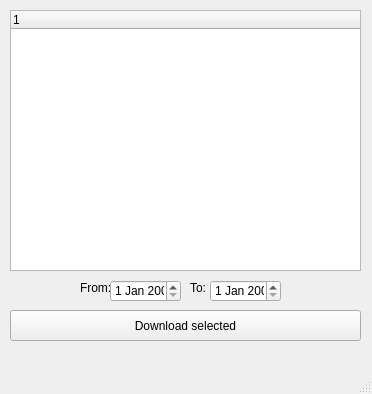
Old version of the form downloader.ui in the repository bcrdh/Downloader.
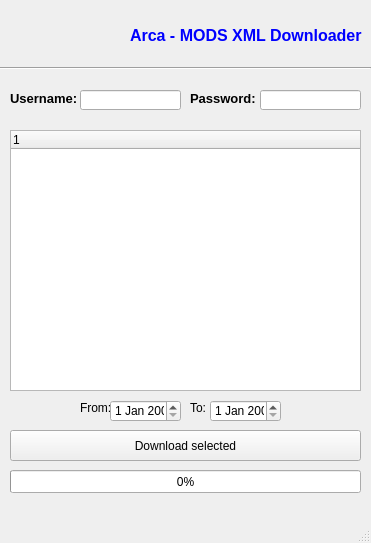
New version of the form. Icons and pictures are not drawn.

Diff of the .ui file:
```diff
--- a/downloader.ui
+++ b/downloader.ui
@@ -6,8 +6,8 @@
    <rect>
     <x>0</x>
     <y>0</y>
-    <width>372</width>
-    <height>394</height>
+    <width>371</width>
+    <height>543</height>
    </rect>
   </property>
   <property name="windowTitle">
@@ -18,7 +18,7 @@
     <property name="geometry">
      <rect>
       <x>10</x>
-      <y>10</y>
+      <y>130</y>
       <width>351</width>
       <height>261</height>
      </rect>
@@ -33,7 +33,7 @@
     <property name="geometry">
      <rect>
       <x>10</x>
-      <y>310</y>
+      <y>430</y>
       <width>351</width>
       <height>31</height>
      </rect>
@@ -46,7 +46,7 @@
     <property name="geometry">
      <rect>
       <x>110</x>
-      <y>280</y>
+      <y>400</y>
       <width>71</width>
       <height>22</height>
      </rect>
@@ -56,7 +56,7 @@
     <property name="geometry">
      <rect>
       <x>80</x>
-      <y>280</y>
+      <y>400</y>
       <width>31</width>
       <height>16</height>
      </rect>
@@ -69,7 +69,7 @@
     <property name="geometry">
      <rect>
       <x>190</x>
-      <y>280</y>
+      <y>400</y>
       <width>21</width>
       <height>16</height>
      </rect>
@@ -82,12 +82,149 @@
     <property name="geometry">
      <rect>
       <x>210</x>
-      <y>280</y>
+      <y>400</y>
       <width>71</width>
       <height>22</height>
      </rect>
     </property>
    </widget>
+   <widget class="QLabel" name="lblLogo">
+    <property name="geometry">
+     <rect>
+      <x>0</x>
+      <y>0</y>
+      <width>121</width>
+      <height>61</height>
+     </rect>
+    </property>
+    <property name="text">
+     <string/>
+    </property>
+    <property name="pixmap">
+     <pixmap>data_files/DOH.gif</pixmap>
+    </property>
+    <property name="scaledContents">
+     <bool>true</bool>
+    </property>
+    <property name="wordWrap">
+     <bool>false</bool>
+    </property>
+   </widget>
+   <widget class="QLabel" name="lblTitle">
+    <property name="geometry">
+     <rect>
+      <x>130</x>
+      <y>20</y>
+      <width>241</width>
+      <height>31</height>
+     </rect>
+    </property>
+    <property name="font">
+     <font>
+      <family>Arial</family>
+      <pointsize>12</pointsize>
+      <weight>75</weight>
+      <bold>true</bold>
+     </font>
+    </property>
+    <property name="text">
+     <string>&lt;html&gt;&lt;head/&gt;&lt;body&gt;&lt;p&gt;&lt;span style=&quot; color:#0000ff;&quot;&gt;Arca - MODS XML Downloader&lt;/span&gt;&lt;/p&gt;&lt;/body&gt;&lt;/html&gt;</string>
+    </property>
+   </widget>
+   <widget class="QProgressBar" name="progressBar">
+    <property name="geometry">
+     <rect>
+      <x>10</x>
+      <y>470</y>
+      <width>351</width>
+      <height>23</height>
+     </rect>
+    </property>
+    <property name="value">
+     <number>0</number>
+    </property>
+   </widget>
+   <widget class="Line" name="line">
+    <property name="geometry">
+     <rect>
+      <x>0</x>
+      <y>60</y>
+      <width>371</width>
+      <height>16</height>
+     </rect>
+    </property>
+    <property name="orientation">
+     <enum>Qt::Horizontal</enum>
+    </property>
+   </widget>
+   <widget class="QLabel" name="lblUsername">
+    <property name="geometry">
+     <rect>
+      <x>10</x>
+      <y>90</y>
+      <width>71</width>
+      <height>16</height>
+     </rect>
+    </property>
+    <property name="font">
+     <font>
+      <family>Arial</family>
+      <pointsize>10</pointsize>
+      <weight>75</weight>
+      <bold>true</bold>
+     </font>
+    </property>
+    <property name="text">
+     <string>Username:</string>
+    </property>
+   </widget>
+   <widget class="QLabel" name="lblPassword">
+    <property name="geometry">
+     <rect>
+      <x>190</x>
+      <y>90</y>
+      <width>71</width>
+      <height>16</height>
+     </rect>
+    </property>
+    <property name="font">
+     <font>
+      <family>Arial</family>
+      <pointsize>10</pointsize>
+      <weight>75</weight>
+      <bold>true</bold>
+     </font>
+    </property>
+    <property name="text">
+     <string>Password:</string>
+    </property>
+   </widget>
+   <widget class="QLineEdit" name="txtUsername">
+    <property name="geometry">
+     <rect>
+      <x>80</x>
+      <y>90</y>
+      <width>101</width>
+      <height>20</height>
+     </rect>
+    </property>
+    <property name="inputMask">
+     <string/>
+    </property>
+   </widget>
+   <widget class="QLineEdit" name="txtPassword">
+    <property name="geometry">
+     <rect>
+      <x>260</x>
+      <y>90</y>
+      <width>101</width>
+      <height>20</height>
+     </rect>
+    </property>
+    <property name="inputMask">
+     <string/>
+    </property>
+   </widget>
   </widget>
   <widget class="QMenuBar" name="menubar">
    <property name="geometry">
```
Left out of the diff: 6 changed lines with no effect on the pictures.
